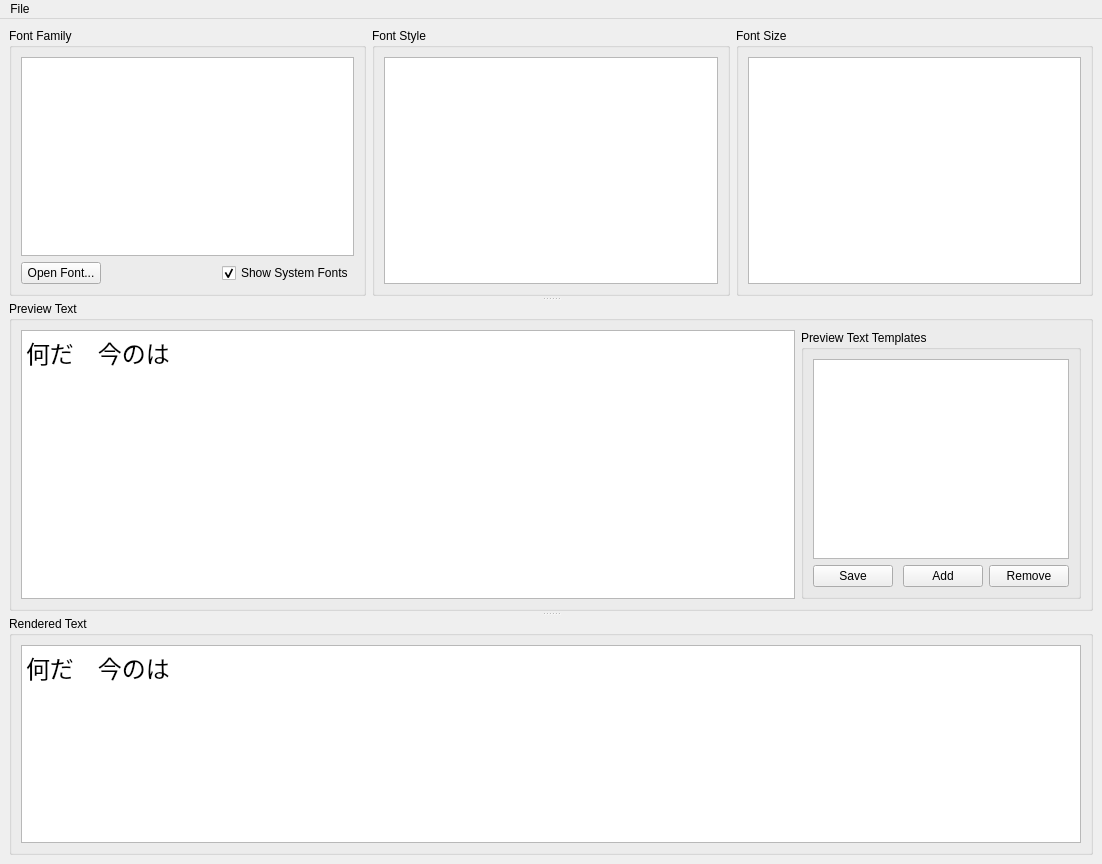
Above: src/fontpreview/MainWindow.ui from alemariusnexus/fontpreview before the change. Below: the same form after it.
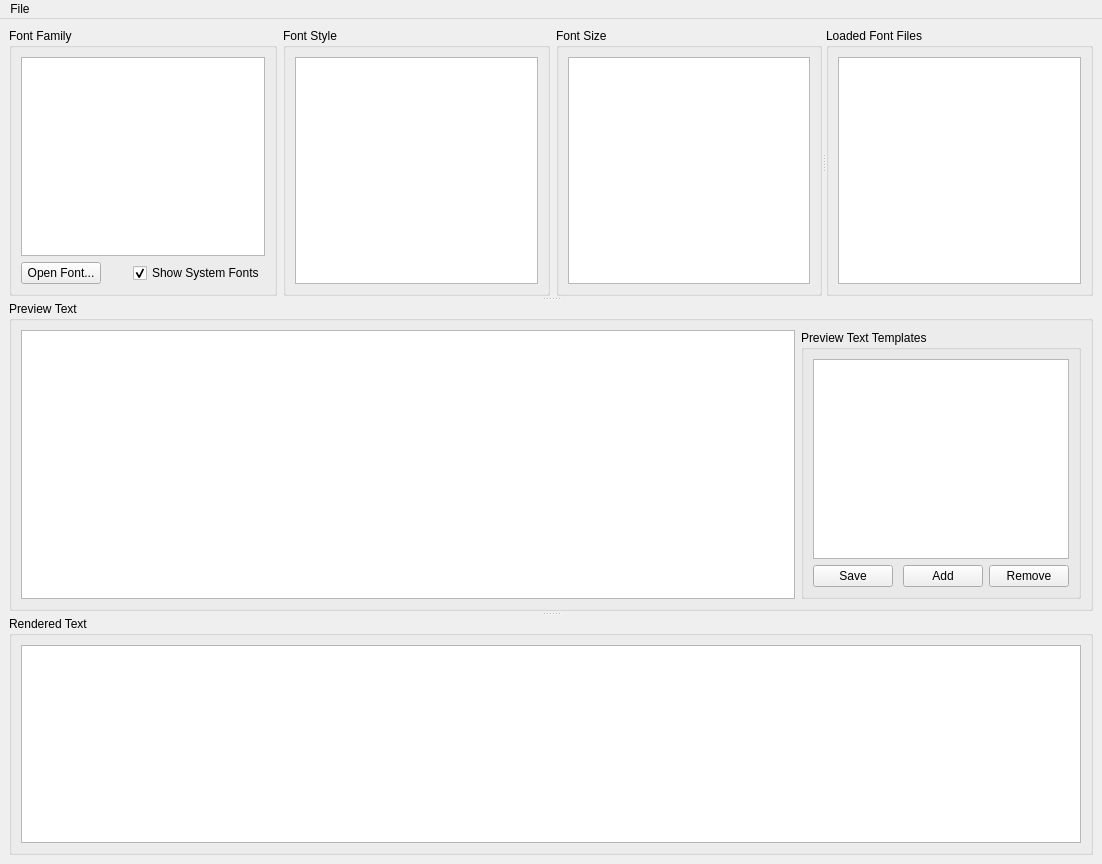
That is the form after the change.

Commit message: Added font file details

Patch:
```diff
--- a/src/fontpreview/MainWindow.ui
+++ b/src/fontpreview/MainWindow.ui
@@ -33,7 +33,26 @@
        <bool>true</bool>
       </property>
       <widget class="QWidget" name="widget" native="true">
-       <layout class="QHBoxLayout" name="horizontalLayout" stretch="0,0,0">
+       <layout class="QVBoxLayout" name="verticalLayout_8">
+        <property name="leftMargin">
+         <number>0</number>
+        </property>
+        <property name="topMargin">
+         <number>0</number>
+        </property>
+        <property name="rightMargin">
+         <number>0</number>
+        </property>
+        <property name="bottomMargin">
+         <number>0</number>
+        </property>
+        <item>
+         <widget class="QSplitter" name="fontSplitter">
+          <property name="orientation">
+           <enum>Qt::Horizontal</enum>
+          </property>
+          <widget class="QWidget" name="fontWidget" native="true">
+           <layout class="QHBoxLayout" name="horizontalLayout_5">
         <property name="leftMargin">
          <number>0</number>
         </property>
@@ -132,6 +151,34 @@
         </item>
        </layout>
       </widget>
+          <widget class="QGroupBox" name="groupBox_7">
+           <property name="title">
+            <string>Loaded Font Files</string>
+           </property>
+           <layout class="QVBoxLayout" name="verticalLayout_7">
+            <item>
+             <widget class="QTextBrowser" name="loadedFontDetailsEdit">
+              <property name="readOnly">
+               <bool>true</bool>
+              </property>
+              <property name="html">
+               <string>&lt;!DOCTYPE HTML PUBLIC &quot;-//W3C//DTD HTML 4.0//EN&quot; &quot;http://www.w3.org/TR/REC-html40/strict.dtd&quot;&gt;
+&lt;html&gt;&lt;head&gt;&lt;meta name=&quot;qrichtext&quot; content=&quot;1&quot; /&gt;&lt;style type=&quot;text/css&quot;&gt;
+p, li { white-space: pre-wrap; }
+&lt;/style&gt;&lt;/head&gt;&lt;body style=&quot; font-family:'MS Shell Dlg 2'; font-size:8.25pt; font-weight:400; font-style:normal;&quot;&gt;
+&lt;p style=&quot;-qt-paragraph-type:empty; margin-top:0px; margin-bottom:0px; margin-left:0px; margin-right:0px; -qt-block-indent:0; text-indent:0px; font-size:8pt;&quot;&gt;&lt;br /&gt;&lt;/p&gt;&lt;/body&gt;&lt;/html&gt;</string>
+              </property>
+              <property name="openLinks">
+               <bool>false</bool>
+              </property>
+             </widget>
+            </item>
+           </layout>
+          </widget>
+         </widget>
+        </item>
+       </layout>
+      </widget>
       <widget class="QGroupBox" name="groupBox_4">
        <property name="title">
         <string>Preview Text</string>
@@ -145,7 +192,7 @@
            </font>
           </property>
           <property name="plainText">
-           <string>何だ　今のは</string>
+           <string/>
           </property>
          </widget>
         </item>
@@ -235,7 +282,7 @@
            <bool>true</bool>
           </property>
           <property name="plainText">
-           <string>何だ　今のは</string>
+           <string/>
           </property>
          </widget>
         </item>
```
Lines whose indentation alone changed are shown as unchanged. The commit also changes 3 other files.
